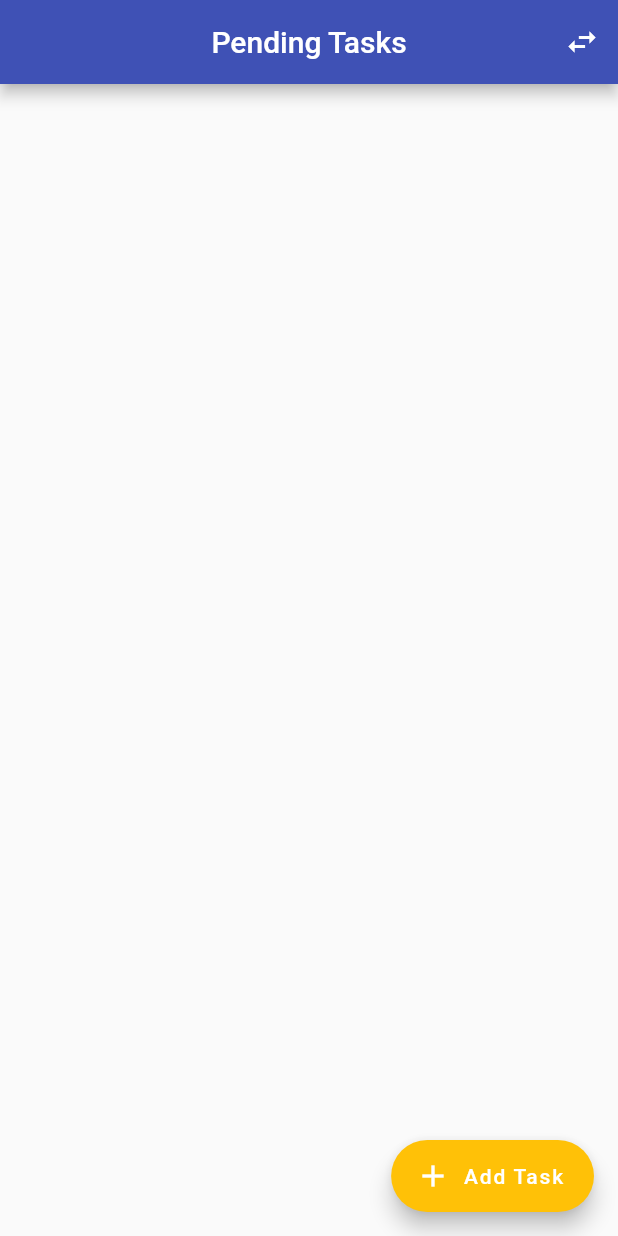
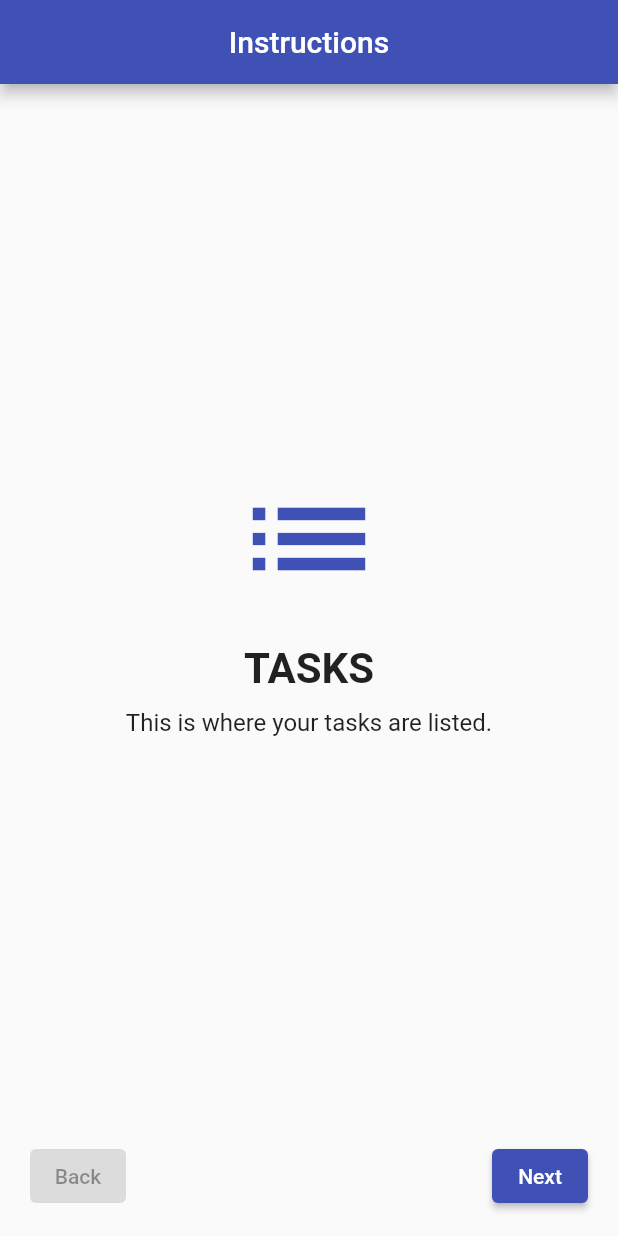
Before and after one commit to yalsaffar/ToDo_Flutter, a Flutter app: the screen it shows after launch, on a phone screen of 412 x 824 dp. Run offline on Flutter 3.47's test engine with Material 2 defaults, Android fonts, the phone set to English and light mode, and no system bars; our stand-ins replace lottie.

Commit message:
add instructions_screen.dart

```diff
--- /dev/null
+++ b/lib/instructions_screen.dart
@@ -0,0 +1,98 @@
+import 'package:flutter/material.dart';
+
+class InstructionsScreen extends StatefulWidget {
+  @override
+  _InstructionsScreenState createState() => _InstructionsScreenState();
+}
+
+class _InstructionsScreenState extends State<InstructionsScreen> {
+  int _currentPage = 0;
+  final PageController _pageController = PageController(initialPage: 0);
+
+  @override
+  Widget build(BuildContext context) {
+    return Scaffold(
+      appBar: AppBar(title: Text('Instructions'), centerTitle: true),
+      body: Column(
+        children: <Widget>[
+          Expanded(
+            child: PageView(
+              controller: _pageController,
+              onPageChanged: (int page) {
+                setState(() {
+                  _currentPage = page;
+                });
+              },
+              children: <Widget>[
+                _buildInstructionPage(
+                  title: "TASKS",
+                  content: "This is where your tasks are listed.",
+                  image: Icons.list,
+                ),
+                _buildInstructionPage(
+                  title: "ADD TASK",
+                  content: "You can add a task by pressing this button.",
+                  image: Icons.add,
+                ),
+                _buildInstructionPage(
+                  title: "COMPLETE",
+                  content: "Completed tasks are marked and separated.",
+                  image: Icons.done,
+                ),
+                // Add more slides as needed
+              ],
+            ),
+          ),
+          Padding(
+            padding: const EdgeInsets.symmetric(horizontal: 20.0, vertical: 16.0),
+            child: Row(
+              mainAxisAlignment: MainAxisAlignment.spaceBetween,
+              children: <Widget>[
+                ElevatedButton(
+                  onPressed: _currentPage == 0 ? null : () {
+                    _pageController.previousPage(
+                      duration: Duration(milliseconds: 300),
+                      curve: Curves.ease,
+                    );
+                  },
+                  child: Text("Back"),
+                ),
+                ElevatedButton(
+                  onPressed: () {
+                    if (_currentPage == 2) { // assuming you have 3 slides (0, 1, 2)
+                      Navigator.of(context).pushReplacementNamed("/home"); // Route to the HomeScreen
+                    } else {
+                      _pageController.nextPage(
+                        duration: Duration(milliseconds: 300),
+                        curve: Curves.ease,
+                      );
+                    }
+                  },
+                  child: Text(_currentPage == 2 ? "Start" : "Next"),
+                ),
+              ],
+            ),
+          )
+        ],
+      ),
+    );
+  }
+
+  Widget _buildInstructionPage({required String title, required String content, required IconData image}) {
+    return Center(
+      child: Column(
+        mainAxisAlignment: MainAxisAlignment.center,
+        children: <Widget>[
+          Icon(image, size: 100.0, color: Colors.indigo),
+          SizedBox(height: 20.0),
+          Text(title, style: TextStyle(fontSize: 28, fontWeight: FontWeight.bold)),
+          SizedBox(height: 10.0),
+          Padding(
+            padding: const EdgeInsets.symmetric(horizontal: 20.0),
+            child: Text(content, textAlign: TextAlign.center, style: TextStyle(fontSize: 16)),
+          ),
+        ],
+      ),
+    );
+  }
+}
--- a/lib/main.dart
+++ b/lib/main.dart
@@ -5,6 +5,8 @@ import 'task_screen.dart';
 import 'completed_tasks_screen.dart';
 import 'new_task_sheet.dart';
 import 'package:lottie/lottie.dart';
+import 'instructions_screen.dart';
+
 void main() => runApp(const MyApp());
 
 class MyApp extends StatelessWidget {
@@ -30,7 +32,12 @@ class MyApp extends StatelessWidget {
           foregroundColor: Colors.white,
         ),
       ),
-      home: const SplashScreen(),
+      routes: {
+          '/': (context) => SplashScreen(),
+          '/instructions': (context) => InstructionsScreen(),
+          '/home': (context) => HomeScreen(),
+},
+
     );
   }
 }
@@ -63,8 +70,9 @@ class _SplashScreenState extends State<SplashScreen> with SingleTickerProviderSt
     _fadeController.forward();
 
     Future.delayed(const Duration(seconds: 5)).then((_) {
-      Navigator.of(context).pushReplacement(MaterialPageRoute(builder: (_) => const HomeScreen()));
-    });
+  Navigator.of(context).pushReplacement(MaterialPageRoute(builder: (_) => InstructionsScreen()));
+});
+
   }
 
   @override
```
